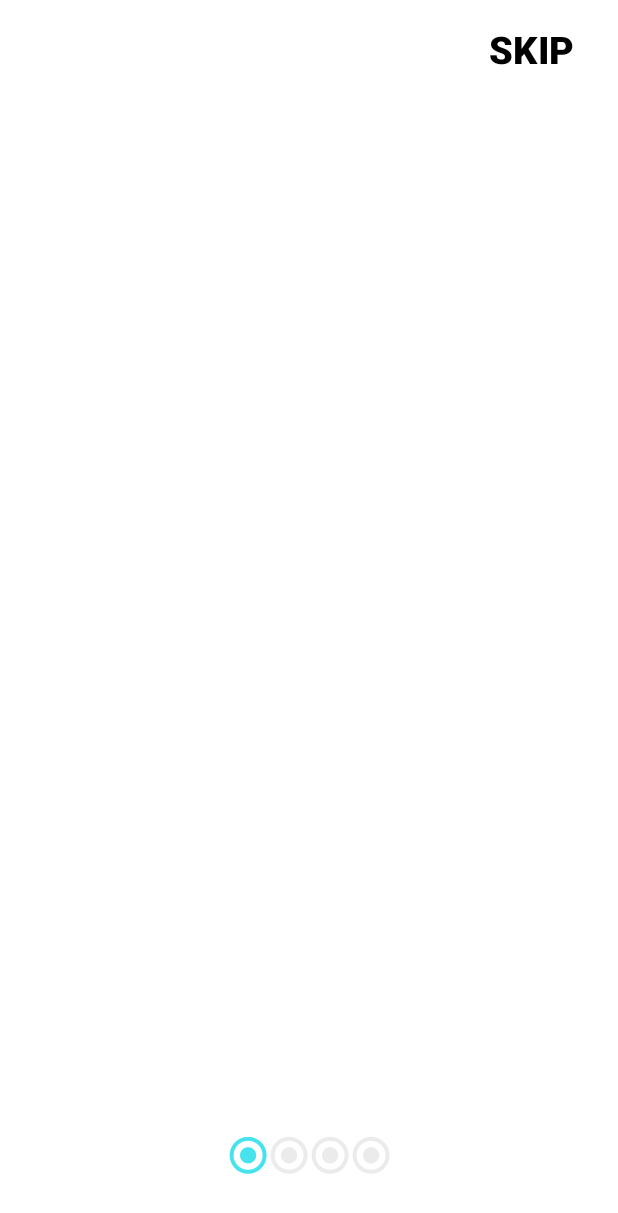
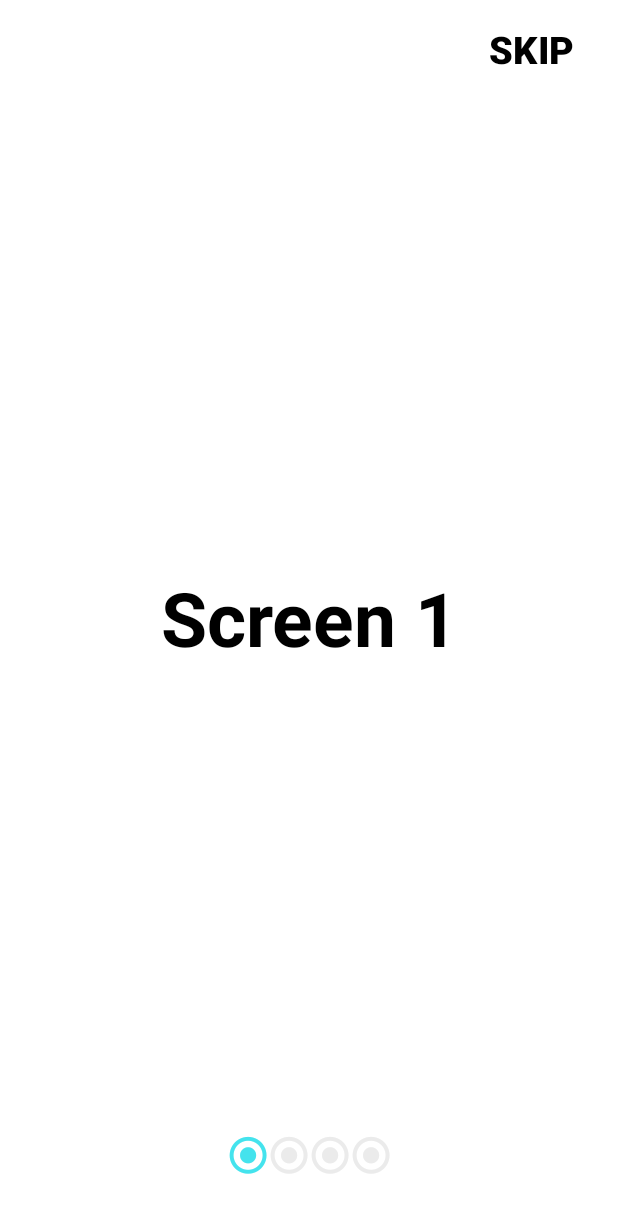
Before and after one commit to Tanay-Dwivedi/GatherUp, an Android app: the OnBoarding screen opened directly, with no data from a screen before it, on a phone screen of 412 x 824 dp. Shown: the top 1213 px of the screen. Run offline under Robolectric (Android 15) with nearby library versions, the phone set to English and light mode, and no system bars.

Commit message:
OnBoarding Screen done

```diff
--- /dev/null
+++ b/app/src/main/java/com/event/gatherup/OnBoardingFiles/ViewPagerAdapter.java
@@ -0,0 +1,66 @@
+package com.event.gatherup.OnBoardingFiles;
+
+import android.content.Context;
+import android.view.LayoutInflater;
+import android.view.View;
+import android.view.ViewGroup;
+import android.widget.TextView;
+
+import androidx.annotation.NonNull;
+import androidx.constraintlayout.widget.ConstraintLayout;
+import androidx.viewpager.widget.PagerAdapter;
+
+import com.event.gatherup.R;
+
+public class ViewPagerAdapter extends PagerAdapter {
+
+    Context context;
+    int[] desc = {
+            R.string.sc1,
+            R.string.sc2,
+            R.string.sc3,
+            R.string.sc4
+    };
+
+    public ViewPagerAdapter(Context context) {
+        this.context = context;
+    }
+
+//    int [] images = {
+//            R.drawable.img1,
+//            R.drawable.img1,
+//            R.drawable.img1,
+//            R.drawable.img1,
+//    };
+
+    @Override
+    public int getCount() {
+        return desc.length;
+    }
+
+    @Override
+    public boolean isViewFromObject(@NonNull View view, @NonNull Object object) {
+        return view == object;
+    }
+
+    @NonNull
+    @Override
+    public Object instantiateItem(@NonNull ViewGroup container, int position) {
+
+        LayoutInflater layoutInflater = (LayoutInflater) context.getSystemService(Context.LAYOUT_INFLATER_SERVICE);
+        View view = layoutInflater.inflate(R.layout.on_boarding_screen_1, container, false);
+
+        TextView screen_text = (TextView) view.findViewById(R.id.screen_text);
+
+        screen_text.setText(desc[position]);
+
+        container.addView(view);
+        return view;
+
+    }
+
+    @Override
+    public void destroyItem(@NonNull ViewGroup container, int position, @NonNull Object object) {
+        container.removeView((ConstraintLayout) object);
+    }
+}
--- a/app/src/main/res/layout/activity_main.xml
+++ b/app/src/main/res/layout/activity_main.xml
@@ -1,6 +1,5 @@
 <?xml version="1.0" encoding="utf-8"?>
-<androidx.constraintlayout.widget.ConstraintLayout
-    xmlns:android="http://schemas.android.com/apk/res/android"
+<androidx.constraintlayout.widget.ConstraintLayout xmlns:android="http://schemas.android.com/apk/res/android"
     xmlns:app="http://schemas.android.com/apk/res-auto"
     xmlns:tools="http://schemas.android.com/tools"
     android:layout_width="match_parent"
@@ -26,11 +25,11 @@
     <TextView
         android:layout_width="wrap_content"
         android:layout_height="wrap_content"
+        android:elevation="10dp"
         android:text="Get Started"
         android:textColor="@color/black"
         android:textSize="30sp"
         android:textStyle="bold"
-        android:elevation="10dp"
         app:layout_constraintBottom_toBottomOf="@+id/getStarted"
         app:layout_constraintEnd_toEndOf="@+id/getStarted"
         app:layout_constraintStart_toStartOf="@+id/getStarted"
--- /dev/null
+++ b/app/src/main/res/layout/on_boarding_screen_1.xml
@@ -0,0 +1,25 @@
+<?xml version="1.0" encoding="utf-8"?>
+<androidx.constraintlayout.widget.ConstraintLayout xmlns:android="http://schemas.android.com/apk/res/android"
+    xmlns:app="http://schemas.android.com/apk/res-auto"
+    android:layout_width="match_parent"
+    android:layout_height="match_parent"
+    android:background="@color/white">
+
+    <TextView
+        android:id="@+id/screen_text"
+        android:layout_width="match_parent"
+        android:layout_height="match_parent"
+        android:gravity="center"
+        android:text="Screen 1"
+        android:textAlignment="center"
+        android:textColor="@color/black"
+        android:textSize="50sp"
+        android:textStyle="bold"
+        app:layout_constraintBottom_toBottomOf="parent"
+        app:layout_constraintEnd_toEndOf="parent"
+        app:layout_constraintStart_toStartOf="parent"
+        app:layout_constraintTop_toTopOf="parent">
+
+    </TextView>
+
+</androidx.constraintlayout.widget.ConstraintLayout>
--- /dev/null
+++ b/app/src/main/res/mipmap-anydpi-v26/ic_launcher.xml
@@ -0,0 +1,5 @@
+<?xml version="1.0" encoding="utf-8"?>
+<adaptive-icon xmlns:android="http://schemas.android.com/apk/res/android">
+    <background android:drawable="@drawable/ic_launcher_background"/>
+    <foreground android:drawable="@mipmap/ic_launcher_foreground"/>
+</adaptive-icon>
--- /dev/null
+++ b/app/src/main/res/mipmap-anydpi-v26/ic_launcher_round.xml
@@ -0,0 +1,5 @@
+<?xml version="1.0" encoding="utf-8"?>
+<adaptive-icon xmlns:android="http://schemas.android.com/apk/res/android">
+    <background android:drawable="@drawable/ic_launcher_background"/>
+    <foreground android:drawable="@mipmap/ic_launcher_foreground"/>
+</adaptive-icon>
```
Also changed, not shown: app/src/main/java/com/event/gatherup/LoginScreen.java (added, +14 -0 lines), app/src/main/java/com/event/gatherup/OnBoardingFiles/OnBoarding.java (+2 -7 lines), app/src/main/res/layout/activity_login_screen.xml (added, +10 -0 lines), app/src/main/res/layout/activity_on_boarding.xml (+3 -4 lines), app/src/main/ic_launcher-playstore.png (added), app/src/main/res/mipmap-hdpi/ic_launcher_foreground.webp (added), app/src/main/res/mipmap-mdpi/ic_launcher_foreground.webp (added), app/src/main/res/mipmap-xhdpi/ic_launcher_foreground.webp (added), app/src/main/res/mipmap-xxhdpi/ic_launcher_foreground.webp (added), app/src/main/res/mipmap-xxxhdpi/ic_launcher_foreground.webp (added).
